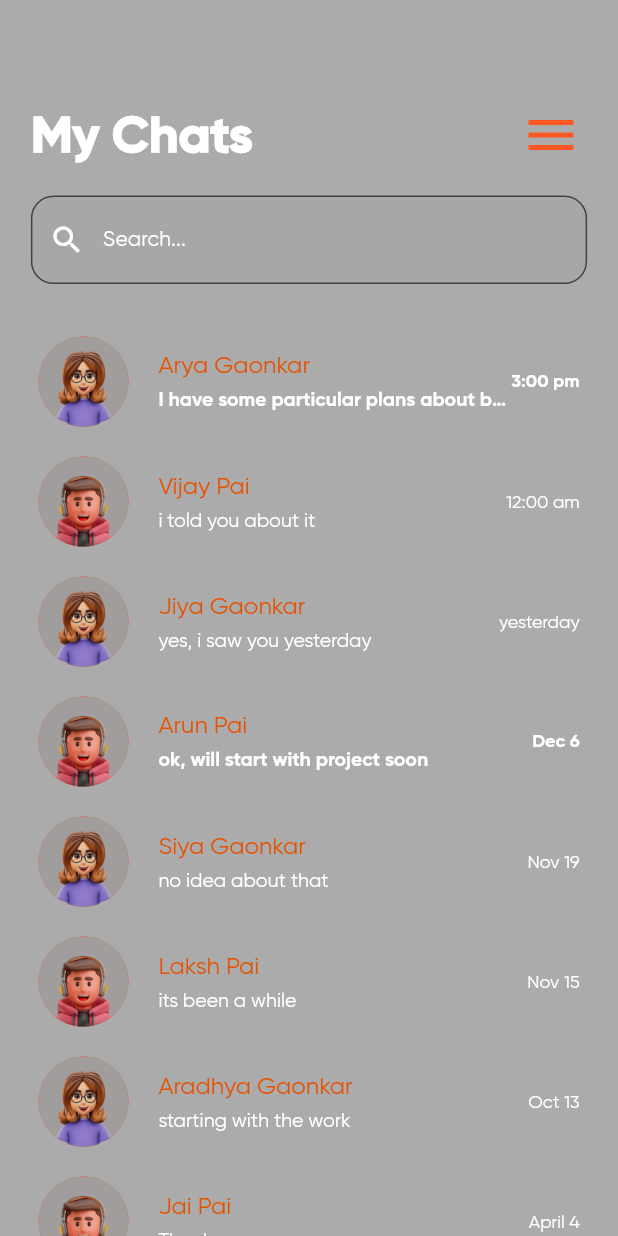
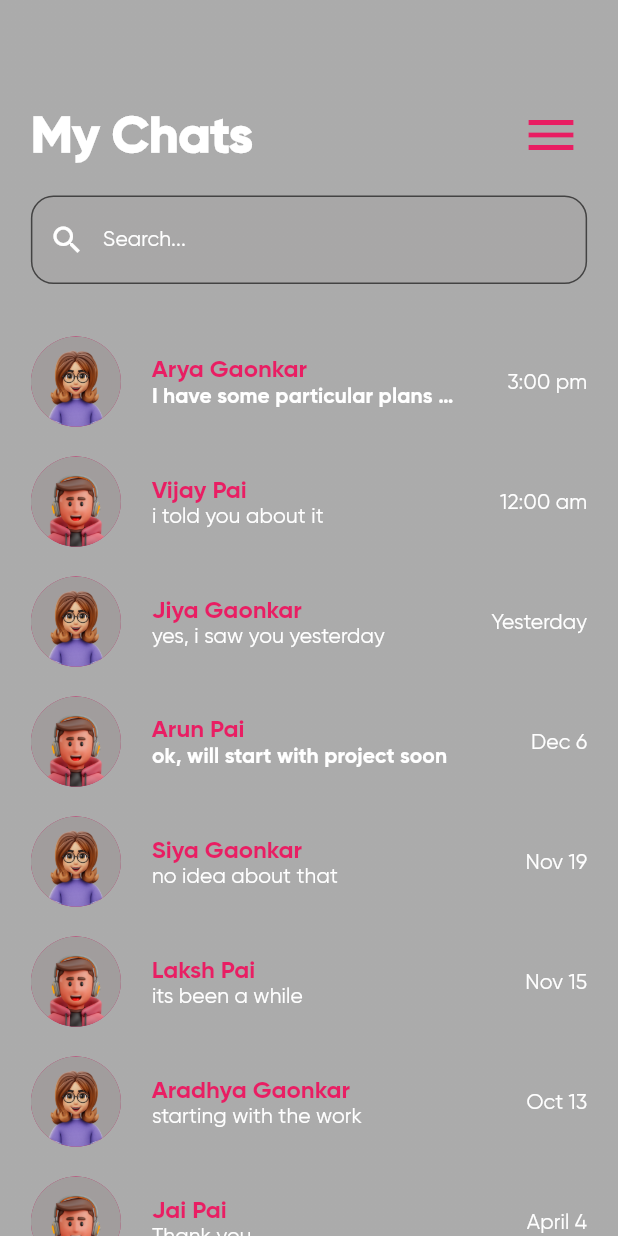
Before and after one commit to ChiragGaonkar/VirtualBuild, a Flutter app: the ChatsScreen screen opened by its route, on a phone screen of 412 x 824 dp. Run offline on Flutter 3.47's test engine with Material 2 defaults, Android fonts, the phone set to English and light mode, and no system bars; our stand-ins replace carousel_slider, cloud_firestore, email_validator, firebase_auth, firebase_core, flutter_otp_text_field and 2 more; accounts and stored records are empty; network calls fail.

Commit message:
Formatting of ChatApp

```diff
--- a/lib/main.dart
+++ b/lib/main.dart
@@ -6,6 +6,7 @@ import 'package:virtualbuild/screens/auth/otp_screen.dart';
 import 'package:virtualbuild/screens/auth/register_screen.dart';
 import 'package:virtualbuild/screens/auth/resetpassword_screen.dart';
 import 'package:virtualbuild/screens/auth/user_info_screen.dart';
+import 'package:virtualbuild/screens/chats/chat_detail.dart';
 import 'package:virtualbuild/screens/chats/chats_screen.dart';
 import 'package:virtualbuild/screens/widgettree.dart';
 import 'screens/accounts/account_screen.dart';
@@ -33,7 +34,7 @@ class MyApp extends StatelessWidget {
       title: 'VirtualBuild',
       theme: ThemeData(
         scaffoldBackgroundColor: const Color(0x40404040),
-        primarySwatch: Colors.deepOrange,
+        primarySwatch: Colors.pink,
         canvasColor: const Color.fromARGB(64, 161, 157, 157),
         secondaryHeaderColor: Colors.white,
         fontFamily: 'Gilroy',
@@ -80,7 +81,8 @@ class MyApp extends StatelessWidget {
         ExploreModelsScreen.routeName: (ctx) => ExploreModelsScreen(),
         FavoritesScreen.routeName: (ctx) => FavoritesScreen(),
         EditProfileScreen.routeName: (ctx) => const EditProfileScreen(),
-        UserInfoScreen.routeName: (ctz) => const UserInfoScreen()
+        UserInfoScreen.routeName: (ctx) => const UserInfoScreen(),
+        ChatDetail.routeName: (ctx) => const ChatDetail(),
       },
     );
   }
--- a/lib/screens/chats/chats_screen.dart
+++ b/lib/screens/chats/chats_screen.dart
@@ -4,8 +4,8 @@ import 'package:virtualbuild/widgets/header.dart';
 import '../../widgets/custommenu.dart';
 import '../../widgets/customscreen.dart';
 import '../../widgets/headerwithmenu.dart';
-import 'package:virtualbuild/screens/chats/chat_users.dart';
-import '../../widgets/chatlist.dart';
+import 'package:virtualbuild/models/chat_users.dart';
+import '../../widgets/chats/chatlist.dart';
 import '../../widgets/auth/customdecorationforinput.dart';
 
 class ChatsScreen extends StatefulWidget {
@@ -37,7 +37,7 @@ class _ChatsScreenState extends State<ChatsScreen> {
         name: "Jiya Gaonkar",
         message: "yes, i saw you yesterday",
         imageURL: "assets/Female.png",
-        time: "yesterday",
+        time: "Yesterday",
         unreadCount: 0,
         isRead: false),
     ChatUsers(
@@ -106,7 +106,6 @@ class _ChatsScreenState extends State<ChatsScreen> {
                 header: "My Chats",
                 scaffoldKey: scaffoldKey,
               ),
-              //Can start from here.
               SizedBox(
                 height: size.height * 0.02,
               ),
@@ -118,9 +117,6 @@ class _ChatsScreenState extends State<ChatsScreen> {
                   Icons.search_outlined,
                 ),
               ),
-              // SizedBox(
-              //   height: size.height * 0.03,
-              // ),
               Expanded(
                 child: ListView.builder(
                   itemCount: chatUsers.length,
@@ -138,11 +134,8 @@ class _ChatsScreenState extends State<ChatsScreen> {
                   },
                 ),
               )
-
-              //
             ],
           ),
-          //Can start from here.
         ),
       ),
     );
--- a/lib/widgets/chatlist.dart
+++ /dev/null
@@ -1,97 +0,0 @@
-import 'package:flutter/material.dart';
-import 'package:virtualbuild/screens/chats/chat_detail.dart';
-
-// ignore: must_be_immutable
-class ChatList extends StatefulWidget {
-  // ChatList({super.key});
-  String name;
-  String message;
-  String imageUrl;
-  String time;
-  // String status;
-  int unreadCount;
-  bool isRead;
-  ChatList(
-      {super.key,
-      required this.name,
-      required this.message,
-      required this.imageUrl,
-      required this.time,
-      required this.unreadCount,
-      // required this.status,
-      required this.isRead});
-  @override
-  State<ChatList> createState() => _ChatListState();
-}
-
-class _ChatListState extends State<ChatList> {
-  @override
-  Widget build(BuildContext context) {
-    // var size = MediaQuery.of(context).size;
-    return GestureDetector(
-      onTap: () {
-        Navigator.push(context, MaterialPageRoute(builder: (context) {
-          return const ChatDetail();
-        }));
-      },
-      child: Container(
-        padding: EdgeInsets.only(left: 5, right: 5, top: 10, bottom: 10),
-        child: Row(
-          children: <Widget>[
-            Expanded(
-              child: Row(
-                children: <Widget>[
-                  CircleAvatar(
-                    backgroundImage: AssetImage(widget.imageUrl),
-                    maxRadius: 30,
-                  ),
-                  const SizedBox(
-                    // height: size.height * 0.05,
-                    width: 20,
-                    // height: 10
-                  ),
-                  Expanded(
-                    child: Container(
-                      color: Colors.transparent,
-                      child: Column(
-                        crossAxisAlignment: CrossAxisAlignment.start,
-                        children: <Widget>[
-                          Text(
-                            widget.name,
-                            style: TextStyle(
-                                fontSize: 16, color: Colors.orange[900]),
-                          ),
-                          const SizedBox(
-                            height: 6,
-                          ),
-                          Text(
-                            widget.message,
-                            overflow: TextOverflow.ellipsis,
-                            style: TextStyle(
-                                fontSize: 13,
-                                color: Color.fromARGB(255, 255, 255, 255),
-                                fontWeight: widget.isRead
-                                    ? FontWeight.bold
-                                    : FontWeight.normal),
-                          ),
-                        ],
-                      ),
-                    ),
-                  ),
-                ],
-              ),
-            ),
-            Text(
-              widget.time,
-              style: TextStyle(
-                  fontSize: 12,
-                  color: Colors.white,
-                  fontWeight:
-                      widget.isRead ? FontWeight.bold : FontWeight.normal),
-            ),
-          ],
-        ),
-      ),
-    );
-  }
-}
--- /dev/null
+++ b/lib/widgets/chats/chatlist.dart
@@ -0,0 +1,86 @@
+import 'package:flutter/material.dart';
+import 'package:virtualbuild/screens/chats/chat_detail.dart';
+
+class ChatList extends StatefulWidget {
+  final String name;
+  final String message;
+  final String imageUrl;
+  final String time;
+  // String status;
+  final int unreadCount;
+  final bool isRead;
+  const ChatList({
+    super.key,
+    required this.name,
+    required this.message,
+    required this.imageUrl,
+    required this.time,
+    required this.unreadCount,
+    // required this.status,
+    required this.isRead,
+  });
+  @override
+  State<ChatList> createState() => _ChatListState();
+}
+
+class _ChatListState extends State<ChatList> {
+  @override
+  Widget build(BuildContext context) {
+    var size = MediaQuery.of(context).size;
+    return GestureDetector(
+      onTap: () {
+        Navigator.of(context).pushNamed(ChatDetail.routeName);
+      },
+      child: Container(
+        padding: const EdgeInsets.symmetric(vertical: 10, horizontal: 0),
+        child: Row(
+          children: [
+            Expanded(
+              child: Row(
+                children: [
+                  CircleAvatar(
+                    backgroundImage: AssetImage(widget.imageUrl),
+                    maxRadius: 30,
+                  ),
+                  SizedBox(
+                    width: size.width * 0.05,
+                  ),
+                  SizedBox(
+                    width: size.width * 0.5,
+                    child: Column(
+                      crossAxisAlignment: CrossAxisAlignment.start,
+                      children: [
+                        Text(
+                          widget.name,
+                          style:
+                              Theme.of(context).textTheme.titleMedium!.copyWith(
+                                    color: Theme.of(context).primaryColor,
+                                    fontWeight: FontWeight.bold,
+                                  ),
+                        ),
+                        Text(
+                          widget.message,
+                          overflow: TextOverflow.ellipsis,
+                          style:
+                              Theme.of(context).textTheme.titleSmall!.copyWith(
+                                    fontWeight: widget.isRead
+                                        ? FontWeight.bold
+                                        : FontWeight.normal,
+                                  ),
+                        ),
+                      ],
+                    ),
+                  ),
+                ],
+              ),
+            ),
+            Text(
+              widget.time,
+              style: Theme.of(context).textTheme.titleSmall,
+            ),
+          ],
+        ),
+      ),
+    );
+  }
+}
--- a/lib/widgets/customscreen.dart
+++ b/lib/widgets/customscreen.dart
@@ -5,12 +5,20 @@ class MyCustomScreen extends StatelessWidget {
   final Color customColor;
   final double xCoordinate;
   final double yCoordinate;
+  final double leftPadding;
+  final double rightPadding;
+  final double topPadding;
+  final double bottomPadding;
   const MyCustomScreen({
     super.key,
     this.customColor = const Color(0x40404040),
     this.xCoordinate = 0.0,
     this.yCoordinate = 0.7,
     required this.screenContent,
+    this.leftPadding = 0.05,
+    this.rightPadding = 0.05,
+    this.topPadding = 0.08,
+    this.bottomPadding = 0,
   });
 
   @override
@@ -28,10 +36,10 @@ class MyCustomScreen extends StatelessWidget {
       ),
       child: Padding(
         padding: EdgeInsets.fromLTRB(
-          size.width * 0.05,
-          size.height * 0.08,
-          size.width * 0.05,
-          0,
+          size.width * leftPadding,
+          size.height * topPadding,
+          size.width * rightPadding,
+          bottomPadding,
         ),
         child: screenContent,
       ),
--- a/lib/widgets/headerwithnavigation.dart
+++ b/lib/widgets/headerwithnavigation.dart
@@ -16,7 +16,11 @@ class HeaderWithNavigation extends StatelessWidget {
         IconButton(
           onPressed: () {
             FocusScope.of(context).unfocus();
-            Navigator.of(context).pushNamed(screenToBeRendered);
+            if (screenToBeRendered == "None") {
+              Navigator.of(context).pop();
+            } else {
+              Navigator.of(context).pushNamed(screenToBeRendered);
+            }
           },
           icon: const Icon(
             Icons.arrow_back_ios_new,
```
Also changed, not shown: lib/screens/chats/chat_detail.dart (+61 -140 lines), lib/screens/display_screen.dart (+23 -19 lines), lib/widgets/architects/architectscard.dart (+15 -15 lines), lib/widgets/housemodels/modelscard.dart (+5 -6 lines), lib/models/chat_message.dart (renamed from lib/screens/chats/chat_message.dart), lib/models/chat_users.dart (renamed from lib/screens/chats/chat_users.dart).
